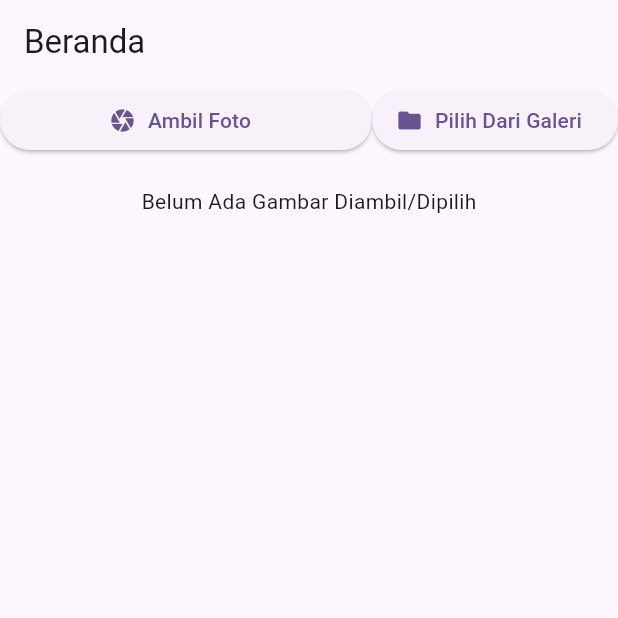
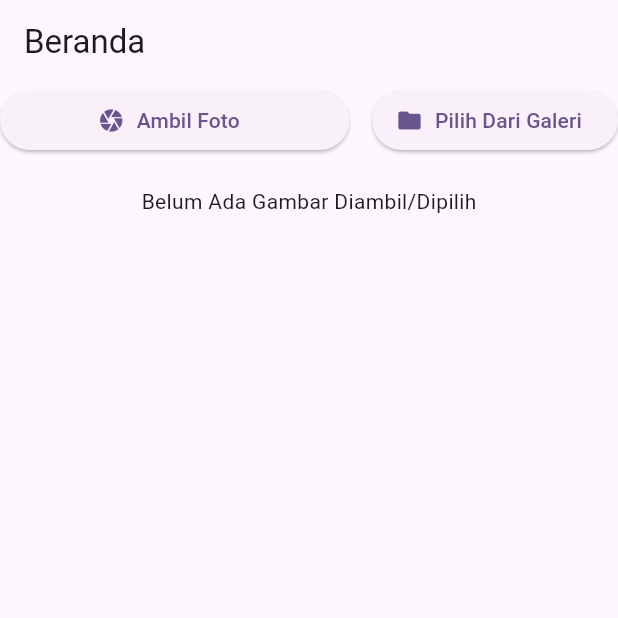
Before and after one commit to LYChubby/CameraFile_0009, a Flutter app: the screen it shows after launch, on a phone screen of 412 x 824 dp, the top half of it. Run offline on Flutter 3.47's test engine with Material 3 defaults, Android fonts, the phone set to English and light mode, and no system bars; our stand-ins replace camera, image_picker, permission_handler.

Commit message:
Menambah Jarak

```diff
--- a/lib/presentation/homePage_nonBloc.dart
+++ b/lib/presentation/homePage_nonBloc.dart
@@ -65,6 +65,7 @@ class _FullPageState extends State<FullPage> {
                     onPressed: _takePicture,
                   ),
                 ),
+                const SizedBox(width: 15),
                 ElevatedButton.icon(
                   icon: const Icon(Icons.folder),
                   label: const Text("Pilih Dari Galeri"),
```
